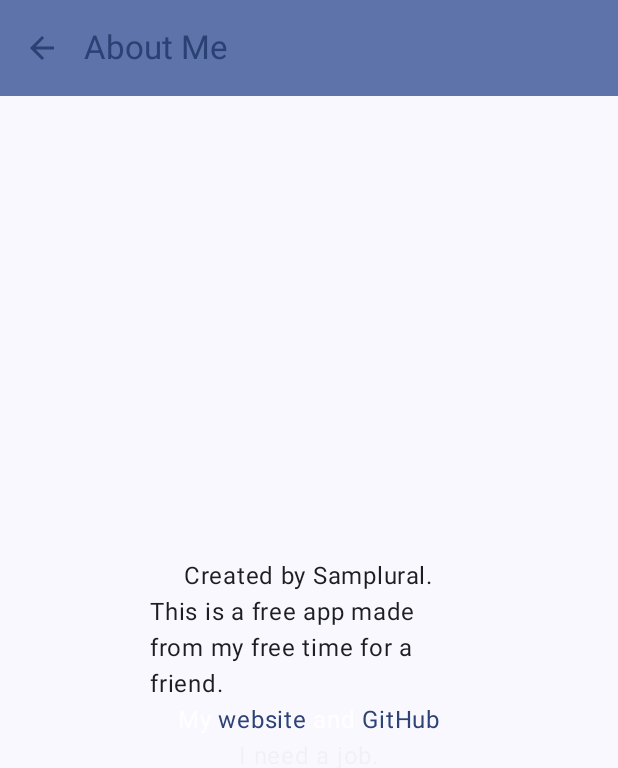
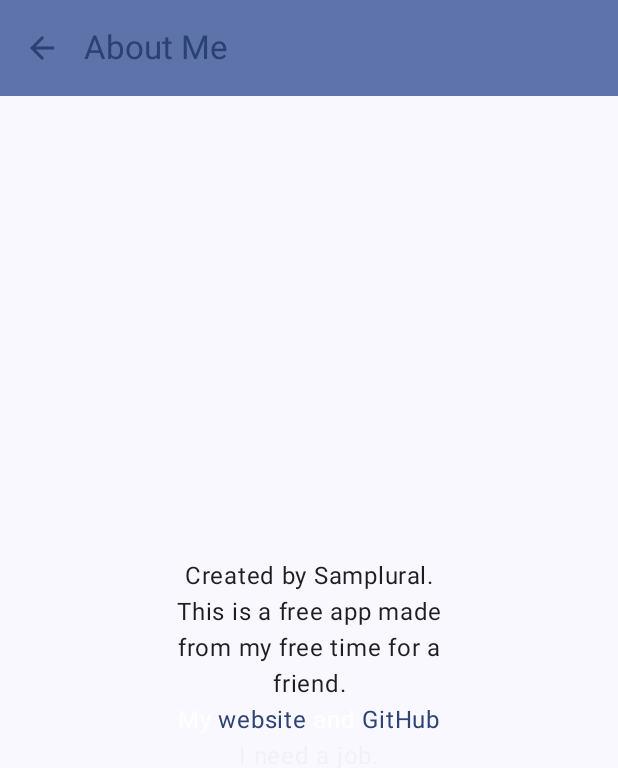
Before and after one commit to lsrprntr/Five-Crowns-Score-Keeper, an Android app built with Jetpack Compose: the AboutScreen screen opened through its navigation route, on a phone screen of 412 x 824 dp. Shown: the top 768 px of the screen. Run offline under Robolectric (Android 15) with nearby library versions, the light colour scheme and no system bars; our stand-ins replace Room's generated code.

Commit message:
about change

```diff
--- a/app/src/main/java/com/samplural/fivecrownsscorekeeper/ui/screens/AboutScreen.kt
+++ b/app/src/main/java/com/samplural/fivecrownsscorekeeper/ui/screens/AboutScreen.kt
@@ -26,6 +26,7 @@ import androidx.compose.ui.Modifier
 import androidx.compose.ui.platform.LocalUriHandler
 import androidx.compose.ui.text.SpanStyle
 import androidx.compose.ui.text.buildAnnotatedString
+import androidx.compose.ui.text.style.TextAlign
 import androidx.compose.ui.text.withStyle
 import androidx.compose.ui.unit.dp
 
@@ -80,8 +81,14 @@ fun AboutScreen(
                     modifier.padding(100.dp),
                     horizontalAlignment = Alignment.CenterHorizontally
                 ) {
-                    Text("Created by Samplural.")
-                    Text("This is a free app made from my free time for a friend.")
+                    Text(
+                        "Created by Samplural.",
+                        textAlign = TextAlign.Center
+                    )
+                    Text(
+                        "This is a free app made from my free time for a friend.",
+                        textAlign = TextAlign.Center
+                    )
                     val annotatedString = buildAnnotatedString {
                         withStyle(style = SpanStyle(color = MaterialTheme.colorScheme.onPrimaryContainer)) {
                             append("My ")
```
